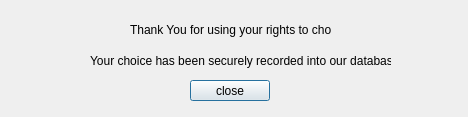
First picture: the form in dialog_complete.ui, repository RomiSugianto/election_app, before the edit.
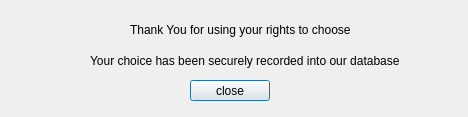
Second picture: the form after the edit.

```diff
--- a/dialog_complete.ui
+++ b/dialog_complete.ui
@@ -18,7 +18,7 @@
     <rect>
      <x>90</x>
      <y>40</y>
-     <width>301</width>
+     <width>331</width>
      <height>41</height>
     </rect>
    </property>
@@ -31,7 +31,7 @@
     <rect>
      <x>130</x>
      <y>20</y>
-     <width>201</width>
+     <width>241</width>
      <height>20</height>
     </rect>
    </property>
```
